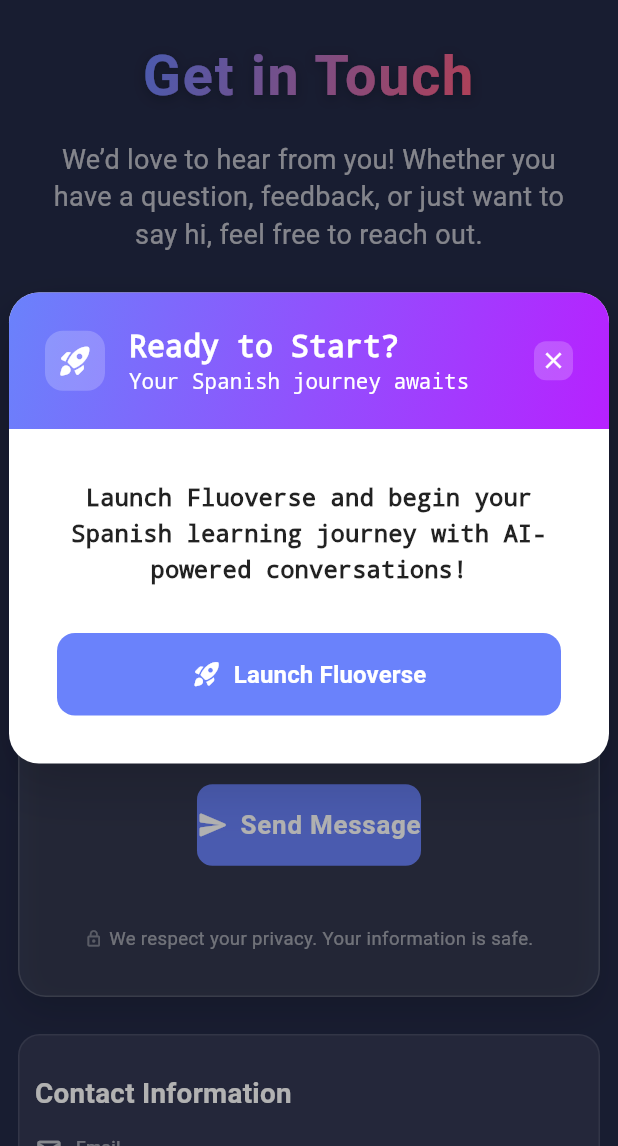
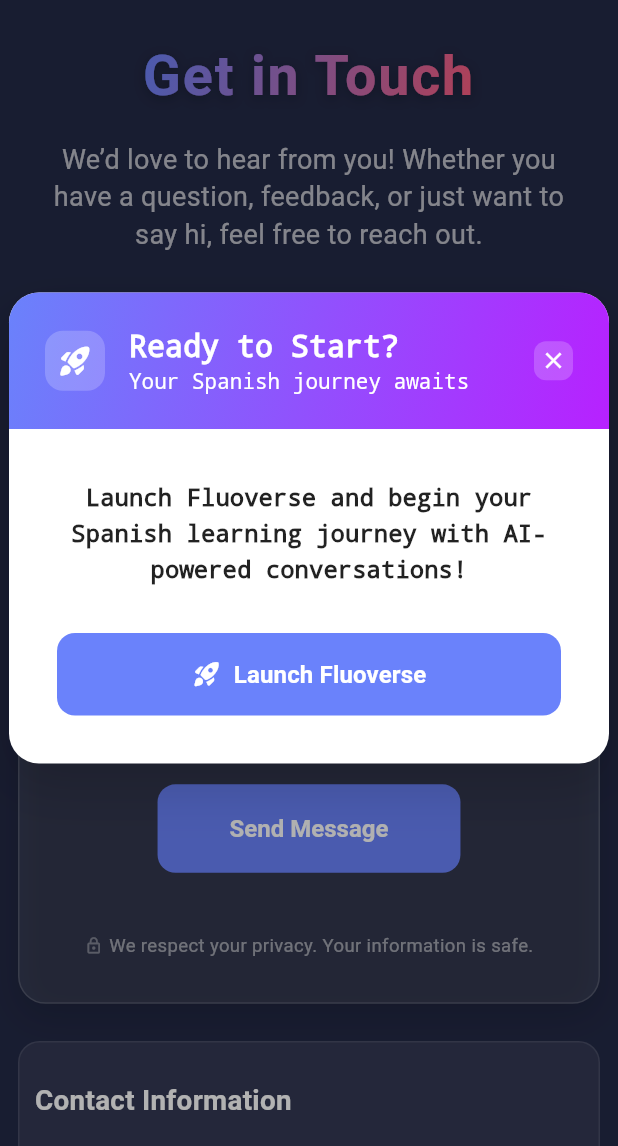
Before and after one commit to langverseadmin/Fluoverse-Landing-Page, a Flutter app: the ContactScreen screen opened by its route, on a phone screen of 412 x 824 dp, the part 90-1236 px from its top. Run offline on Flutter 3.47's test engine with Material 3 defaults, Android fonts, the phone set to English and light mode, and no system bars; our stand-ins replace confetti, flutter_animate, flutter_markdown, go_router, lottie, lucide_icons and 3 more; missing offline and left inert: dart:js_interop; accounts and stored records are empty; network calls fail; Roboto replaces fonts that are missing (Montserrat).

Commit message:
fixed contact button

```diff
--- a/lib/website/widgets/contact_widgets.dart
+++ b/lib/website/widgets/contact_widgets.dart
@@ -369,10 +369,9 @@ class _ContactFormSectionState extends State<ContactFormSection>
                         ? size.height * 0.03
                         : size.height * 0.018), // smaller for web
                 // Animated Send Button
-                SizedBox(
-                  width: isMobile
-                      ? double.infinity
-                      : size.width * 0.09, // smaller for web
+                Center(
+                  child: SizedBox(
+                    width: isMobile ? double.infinity : null,
                     child: AnimatedSwitcher(
                     duration: const Duration(milliseconds: 350),
                     child: _isSending
@@ -426,50 +425,28 @@ class _ContactFormSectionState extends State<ContactFormSection>
                               }
                             },
                             style: ElevatedButton.styleFrom(
-                              padding: EdgeInsets.symmetric(
-                                  vertical: isMobile
-                                      ? size.height * 0.02
-                                      : size.height * 0.01),
+                              padding: const EdgeInsets.symmetric(horizontal: 48, vertical: 20),
                               backgroundColor: const Color(0xFF6A82FB),
                               shape: RoundedRectangleBorder(
-                                borderRadius: BorderRadius.circular(isMobile
-                                    ? size.width * 0.025
-                                    : size.width * 0.006),
+                                borderRadius: BorderRadius.circular(12),
                               ),
                               elevation: 0,
                               shadowColor: Colors.transparent,
                               foregroundColor: Colors.white,
-                              textStyle: TextStyle(
+                              textStyle: const TextStyle(
                                   fontWeight: FontWeight.bold,
-                                  fontSize: isMobile
-                                      ? size.width * 0.042
-                                      : size.width * 0.01),
+                                  fontSize: 16),
                             ),
-                            child: Row(
-                              mainAxisAlignment: MainAxisAlignment.center,
-                              mainAxisSize: MainAxisSize.min,
-                              children: [
-                                Icon(Icons.send_rounded,
-                                    color: Colors.white,
-                                    size: isMobile
-                                        ? size.width * 0.052
-                                        : size.width * 0.014), // smaller for web
-                                SizedBox(
-                                    width: isMobile
-                                        ? size.width * 0.018
-                                        : size.width * 0.003), // smaller for web
-                                Text(
+                            child: Text(
                               'Send Message',
-                                  style: TextStyle(
-                                    fontSize: isMobile
-                                        ? size.width * 0.042
-                                        : size.width * 0.01,
+                              style: const TextStyle(
+                                fontSize: 16,
                                 fontWeight: FontWeight.bold,
-                                    letterSpacing: 0.5,
                                 color: Colors.white,
                               ),
+                              softWrap: false,
+                              overflow: TextOverflow.visible,
                             ),
-                              ],
                           ),
                     ),
                   ),
@@ -594,7 +571,7 @@ class _ContactFormSectionState extends State<ContactFormSection>
             _infoRow(
               icon: Icons.email_outlined,
               label: 'Email',
-              value: 'fluoverse@gmail.com',
+              value: 'info.fluoverse@gmail.com',
               isMobile: isMobile,
             ),
             SizedBox(
```
Lines whose indentation alone changed are shown as unchanged.
